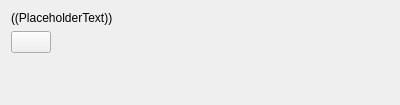
Before: the Qt Designer form core/externalModule.ui in KDE/systemsettings, drawn with Qt 5.
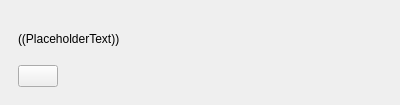
After: the same form once the commit is applied.

Commit message:
kcm_externalmodule: Center the message and button
It looks quite awkward, tucked in the top left corner. This moves the
message for externally launched modules (such as System Monitor) along
with its button to the center.

Diff of the .ui file:
```diff
--- a/core/externalModule.ui
+++ b/core/externalModule.ui
@@ -15,6 +15,22 @@
   </property>
   <layout class="QVBoxLayout" name="verticalLayout">
    <item>
+    <spacer name="verticalSpacer">
+     <property name="orientation">
+      <enum>Qt::Vertical</enum>
+     </property>
+    </spacer>
+   </item>
+   <item>
+    <layout class="QHBoxLayout" name="horizontalLayout_2">
+     <item>
+      <spacer name="horizontalSpacer">
+       <property name="orientation">
+        <enum>Qt::Horizontal</enum>
+       </property>
+      </spacer>
+     </item>
+     <item>
     <widget class="QLabel" name="LblText">
      <property name="text">
       <string notr="true">((PlaceholderText))</string>
@@ -25,7 +41,23 @@
     </widget>
    </item>
    <item>
-    <layout class="QHBoxLayout" name="horizontalLayout">
+      <spacer name="horizontalSpacer_2">
+       <property name="orientation">
+        <enum>Qt::Horizontal</enum>
+       </property>
+      </spacer>
+     </item>
+    </layout>
+   </item>
+   <item>
+    <layout class="QHBoxLayout" name="horizontalLayout_3">
+     <item>
+      <spacer name="horizontalSpacer_3">
+       <property name="orientation">
+        <enum>Qt::Horizontal</enum>
+       </property>
+      </spacer>
+     </item>
      <item>
       <widget class="QPushButton" name="PbRelaunch">
        <property name="text">
@@ -53,12 +85,6 @@
      <property name="orientation">
       <enum>Qt::Vertical</enum>
      </property>
-     <property name="sizeHint" stdset="0">
-      <size>
-       <width>20</width>
-       <height>24</height>
-      </size>
-     </property>
     </spacer>
    </item>
   </layout>
```
Lines whose indentation alone changed are shown as unchanged.
